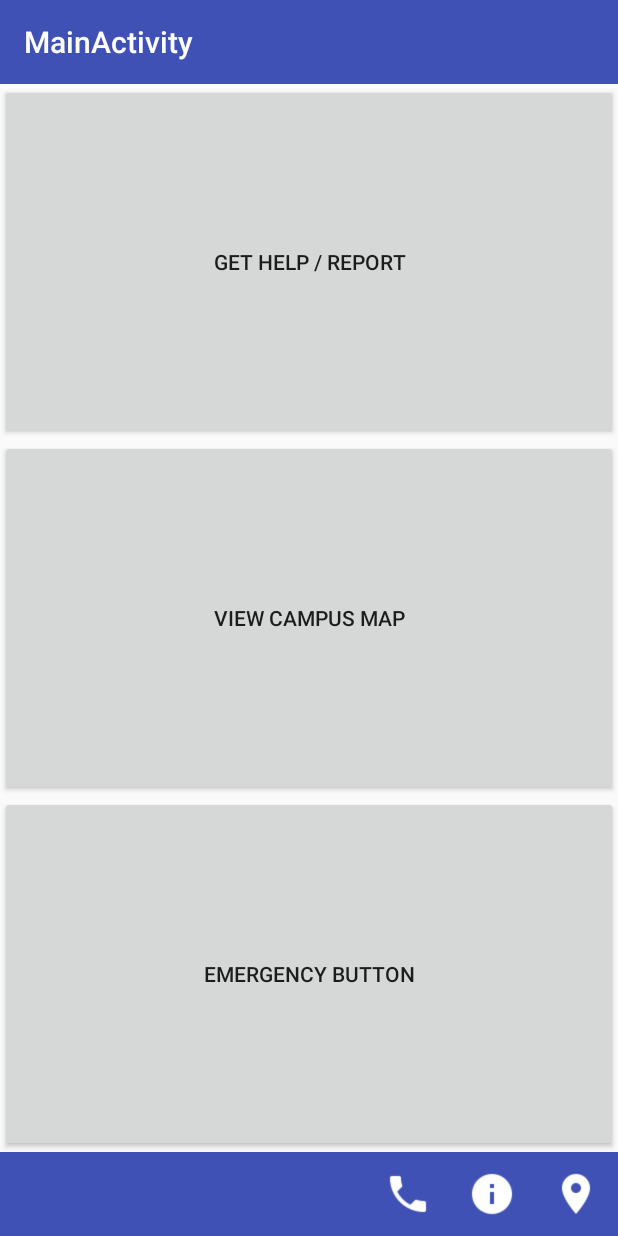
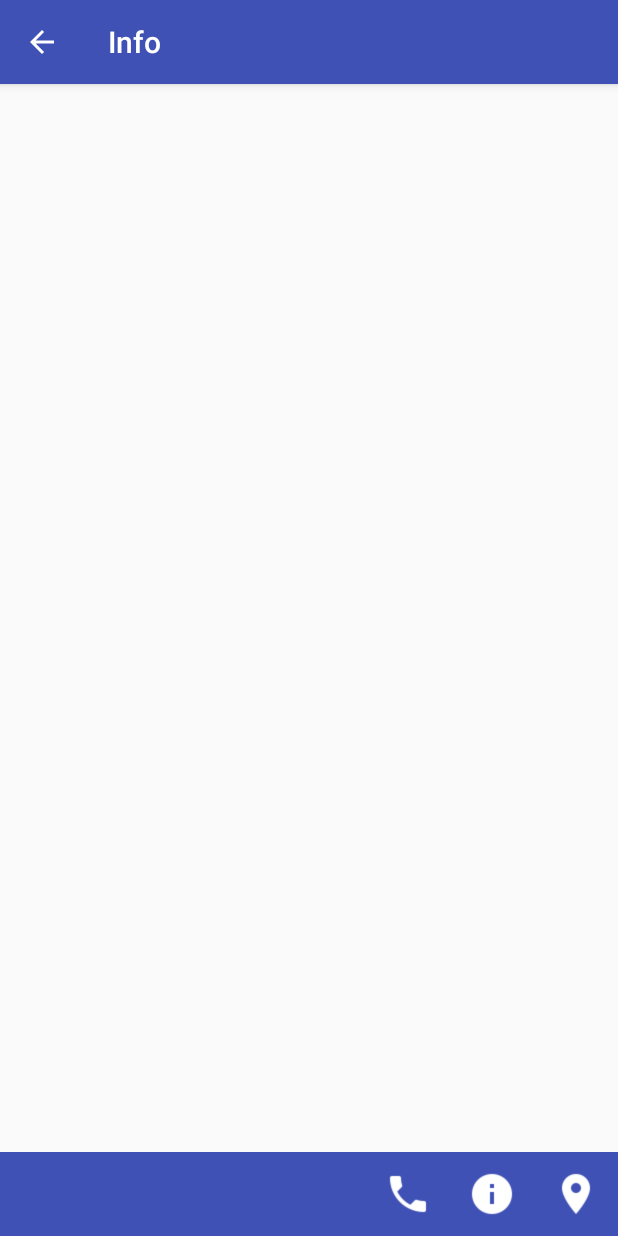
Before and after one commit to edorkacerja/Emergency-app-, an Android app: the screen it shows after launch (MainActivity before the commit, Info after it), after a tap on "Info", on a phone screen of 412 x 824 dp. Run offline under Robolectric (Android 15) with nearby library versions, the phone set to English and light mode, and no system bars.

Commit message:
added other activities

```diff
--- /dev/null
+++ b/app/src/main/java/com/example/acerpc/emergencyapp/Info.java
@@ -0,0 +1,43 @@
+package com.example.acerpc.emergencyapp;
+
+import android.os.Bundle;
+import android.support.v7.app.AppCompatActivity;
+import android.support.v7.widget.Toolbar;
+import android.view.MenuItem;
+
+public class Info extends AppCompatActivity {
+
+    @Override
+    protected void onCreate(Bundle savedInstanceState) {
+        super.onCreate(savedInstanceState);
+        setContentView(R.layout.activity_info);
+        Toolbar toolbar = (Toolbar) findViewById(R.id.toolbar);
+        setSupportActionBar(toolbar);
+
+        initToolbars();
+
+        getSupportActionBar().setDisplayHomeAsUpEnabled(true);
+    }
+
+
+
+
+    private void initToolbars() {
+
+        Toolbar bottomToolbar = (Toolbar) findViewById(R.id.toolbar_bottom);
+        bottomToolbar.setOnMenuItemClickListener(new Toolbar.OnMenuItemClickListener() {
+            @Override
+            public boolean onMenuItemClick(MenuItem item) {
+                switch (item.getItemId()) {
+                    case R.id.action_call:
+                        // TODO
+                        break;
+                    // TODO: Other cases
+                }
+                return true;
+            }
+        });
+        // Inflate a menu to be displayed in the toolbar
+        bottomToolbar.inflateMenu(R.menu.menu_main);
+    }
+}
--- a/app/src/main/java/com/example/acerpc/emergencyapp/MainActivity.java
+++ b/app/src/main/java/com/example/acerpc/emergencyapp/MainActivity.java
@@ -8,6 +8,9 @@ import android.util.Log;
 import android.view.MenuItem;
 import android.view.View;
 import android.widget.Button;
+import android.widget.Toast;
+
+import java.util.Map;
 
 public class MainActivity extends AppCompatActivity   {
 
@@ -32,7 +35,7 @@ public class MainActivity extends AppCompatActivity   {
                 new Button.OnLongClickListener() {
                     @Override
                     public boolean onLongClick(View v) {
-                        Log.v("edor", "longclick");
+                        Toast.makeText(MainActivity.this, "Emergency message sent", Toast.LENGTH_SHORT).show();
                         return true;
                     }
                 });
@@ -52,9 +55,19 @@ public class MainActivity extends AppCompatActivity   {
             public boolean onMenuItemClick(MenuItem item) {
                 switch (item.getItemId()) {
                     case R.id.action_call:
-                        // TODO
+
+                        Intent intent = new Intent(getBaseContext(), EmergencyContact.class);
+                        startActivity(intent);
                         break;
                     // TODO: Other cases
+                    case R.id.action_info:
+                        Intent intent2 = new Intent(getBaseContext(), Info.class);
+                        startActivity(intent2);
+                        break;
+                    case R.id.action_map:
+                        Intent intent3 = new Intent(getBaseContext(), Map.class);
+                        startActivity(intent3);
+                    break;
                 }
                 return true;
             }
@@ -89,19 +102,4 @@ public class MainActivity extends AppCompatActivity   {
 
 
 
-
-
-
-
-//    @Override
-//    public boolean onLongClick(View v) {
-//
-//        if(v.getId()== R.id.btnEmergency){
-//            Toast.makeText(this, "Long Clicked", Toast.LENGTH_SHORT).show();
-//            Log.v("edor", "longclick");
-//        }
-//
-//
-//        return true;
-//    }
 }
--- /dev/null
+++ b/app/src/main/res/layout/activity_info.xml
@@ -0,0 +1,28 @@
+<?xml version="1.0" encoding="utf-8"?>
+<android.support.design.widget.CoordinatorLayout xmlns:android="http://schemas.android.com/apk/res/android"
+    xmlns:app="http://schemas.android.com/apk/res-auto"
+    xmlns:tools="http://schemas.android.com/tools"
+    android:layout_width="match_parent"
+    android:layout_height="match_parent"
+    android:fitsSystemWindows="true"
+    tools:context="com.example.acerpc.emergencyapp.Info">
+
+    <android.support.design.widget.AppBarLayout
+        android:layout_width="match_parent"
+        android:layout_height="wrap_content"
+        android:theme="@style/AppTheme.AppBarOverlay">
+
+        <android.support.v7.widget.Toolbar
+            android:id="@+id/toolbar"
+            android:layout_width="match_parent"
+            android:layout_height="?attr/actionBarSize"
+            android:background="?attr/colorPrimary"
+            app:popupTheme="@style/AppTheme.PopupOverlay" />
+
+    </android.support.design.widget.AppBarLayout>
+
+    <include layout="@layout/content_info" />
+
+
+
+</android.support.design.widget.CoordinatorLayout>
--- /dev/null
+++ b/app/src/main/res/layout/content_info.xml
@@ -0,0 +1,19 @@
+<?xml version="1.0" encoding="utf-8"?>
+<RelativeLayout xmlns:android="http://schemas.android.com/apk/res/android"
+    xmlns:app="http://schemas.android.com/apk/res-auto"
+    xmlns:tools="http://schemas.android.com/tools"
+    android:layout_width="match_parent"
+    android:layout_height="match_parent"
+
+    app:layout_behavior="@string/appbar_scrolling_view_behavior"
+    tools:context="com.example.acerpc.emergencyapp.Info"
+    tools:showIn="@layout/activity_info">
+
+    <android.support.v7.widget.Toolbar
+        android:id="@+id/toolbar_bottom"
+        android:layout_width="match_parent"
+        android:layout_height="wrap_content"
+        android:layout_alignParentBottom="true"
+        android:background="?attr/colorPrimary"
+        android:minHeight="?attr/actionBarSize" />
+</RelativeLayout>
--- a/app/src/main/res/values/strings.xml
+++ b/app/src/main/res/values/strings.xml
@@ -2,4 +2,7 @@
     <string name="app_name">Emergency App</string>
     <string name="title_activity_main">MainActivity</string>
     <string name="title_activity_report">Report</string>
+    <string name="title_activity_emergency_contact">EmergencyContact</string>
+    <string name="title_activity_info">Info</string>
+    <string name="title_activity_map">Map</string>
 </resources>
```
Also changed, not shown: app/src/main/AndroidManifest.xml (+27 -0 lines), app/src/main/java/com/example/acerpc/emergencyapp/EmergencyContact.java (added, +42 -0 lines), app/src/main/java/com/example/acerpc/emergencyapp/Map.java (added, +43 -0 lines), app/src/main/res/layout/activity_emergency_contact.xml (added, +28 -0 lines), app/src/main/res/layout/activity_map.xml (added, +34 -0 lines), app/src/main/res/layout/content_emergency_contact.xml (added, +19 -0 lines), app/src/main/res/layout/content_map.xml (added, +19 -0 lines).
